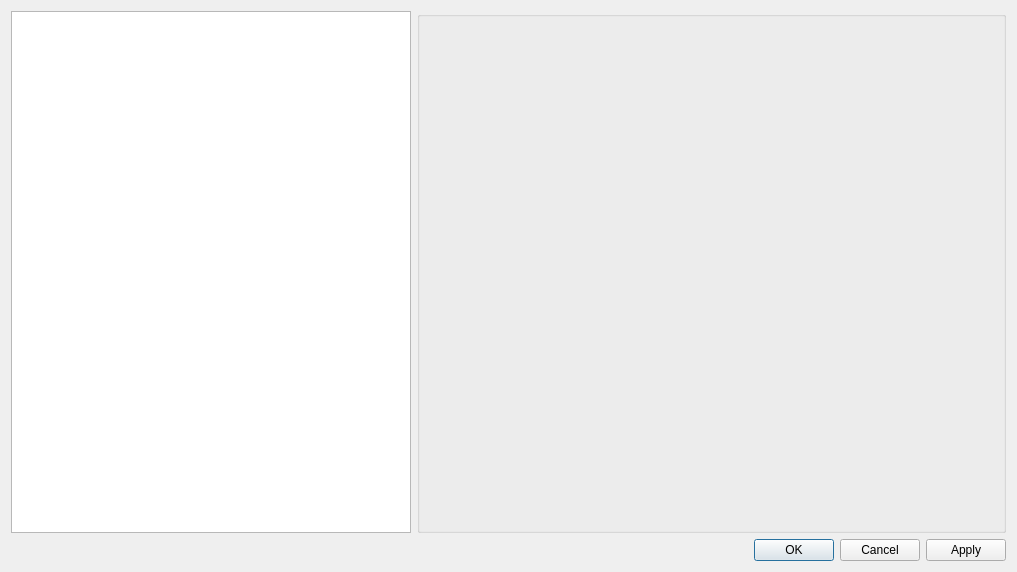
aotuai/brainframe-qt, file brainframe_qt/ui/dialogs/plugin_configuration/plugin_config.ui: the form before one commit.
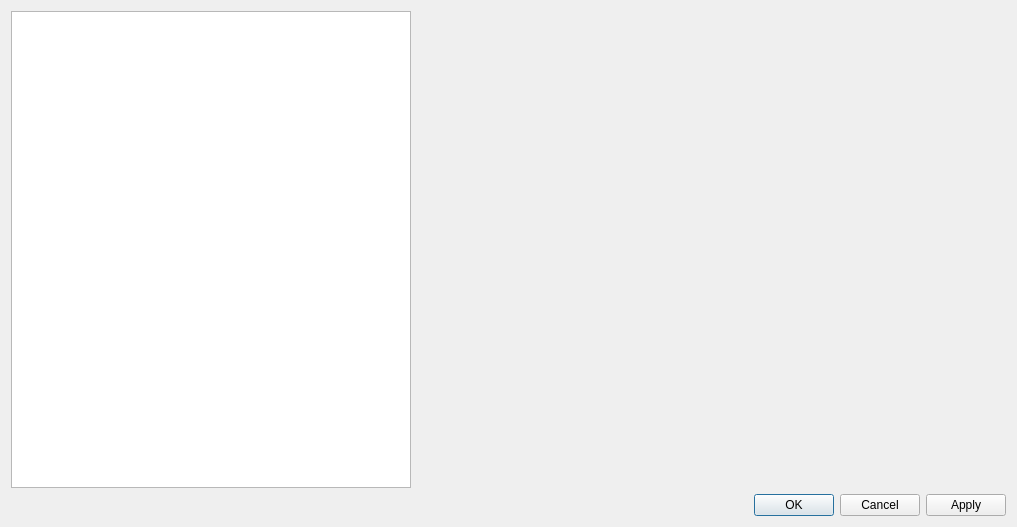
The form after the commit. Custom widgets are drawn as their Qt base class.

Commit message: Seperated options widget into two classes: Stream and Global varients, with a shared base class.

```diff
--- a/brainframe_qt/ui/dialogs/plugin_configuration/plugin_config.ui
+++ b/brainframe_qt/ui/dialogs/plugin_configuration/plugin_config.ui
@@ -7,7 +7,7 @@
     <x>0</x>
     <y>0</y>
     <width>1017</width>
-    <height>572</height>
+    <height>527</height>
    </rect>
   </property>
   <property name="windowTitle">
@@ -24,9 +24,6 @@
      </property>
     </widget>
    </item>
-   <item row="0" column="1">
-    <widget class="PluginOptionsWidget" name="plugin_options_widget"/>
-   </item>
    <item row="1" column="1">
     <widget class="QDialogButtonBox" name="dialog_button_box">
      <property name="orientation">
@@ -40,11 +37,6 @@
   </layout>
  </widget>
  <customwidgets>
-  <customwidget>
-   <class>PluginOptionsWidget</class>
-   <extends>QGroupBox</extends>
-   <header>brainframe.client.ui.dialogs.plugin_configuration.plugin_options.plugin_options</header>
-  </customwidget>
   <customwidget>
    <class>PluginList</class>
    <extends>QListWidget</extends>
```
Left out of the diff: 47 changed lines with no effect on the pictures. The commit also changes 11 other files.
